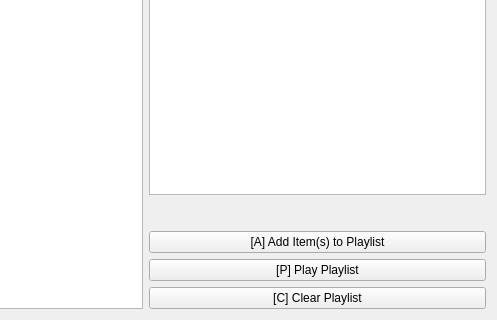
Old version of the form mainwindow.ui in the repository madsprinkler219/QT_VLC_Media_Player; both pictures show x 750 to 1247 and y 402 to 722 of the 1247 by 722 pixel window.
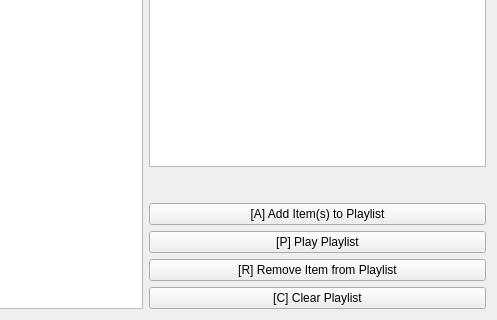
New version of the form.

Commit message: Added ability to remove items from a playlist

Diff of the .ui file:
```diff
--- a/mainwindow.ui
+++ b/mainwindow.ui
@@ -157,6 +157,13 @@
         </property>
        </widget>
       </item>
+      <item>
+       <widget class="QPushButton" name="pushButton">
+        <property name="text">
+         <string>[R] Remove Item from Playlist</string>
+        </property>
+       </widget>
+      </item>
       <item>
        <widget class="QPushButton" name="pushButton_8">
         <property name="text">
```
The commit also changes 2 other files.
